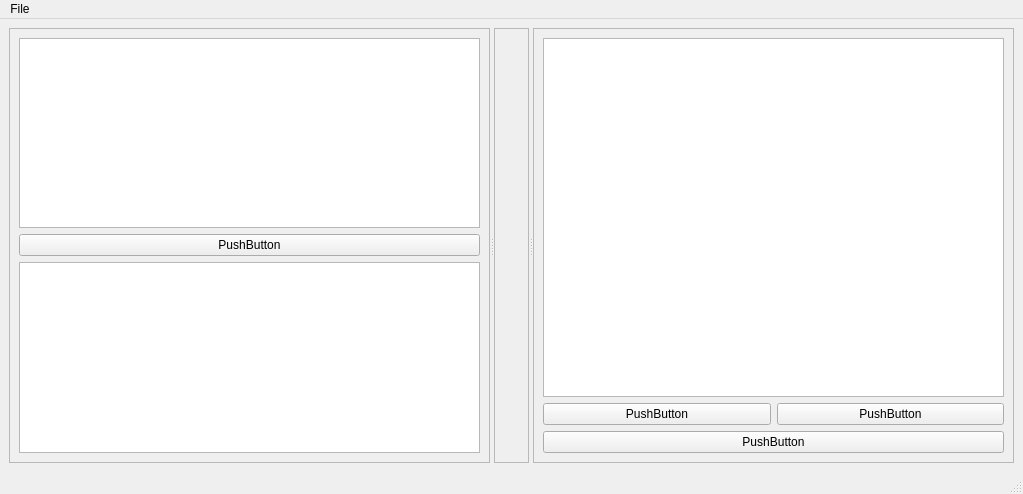
Qt form xicam/plugins/slacx/slacx/slacxui/basic.ui (ronpandolfi/Xi-cam) before a commit.
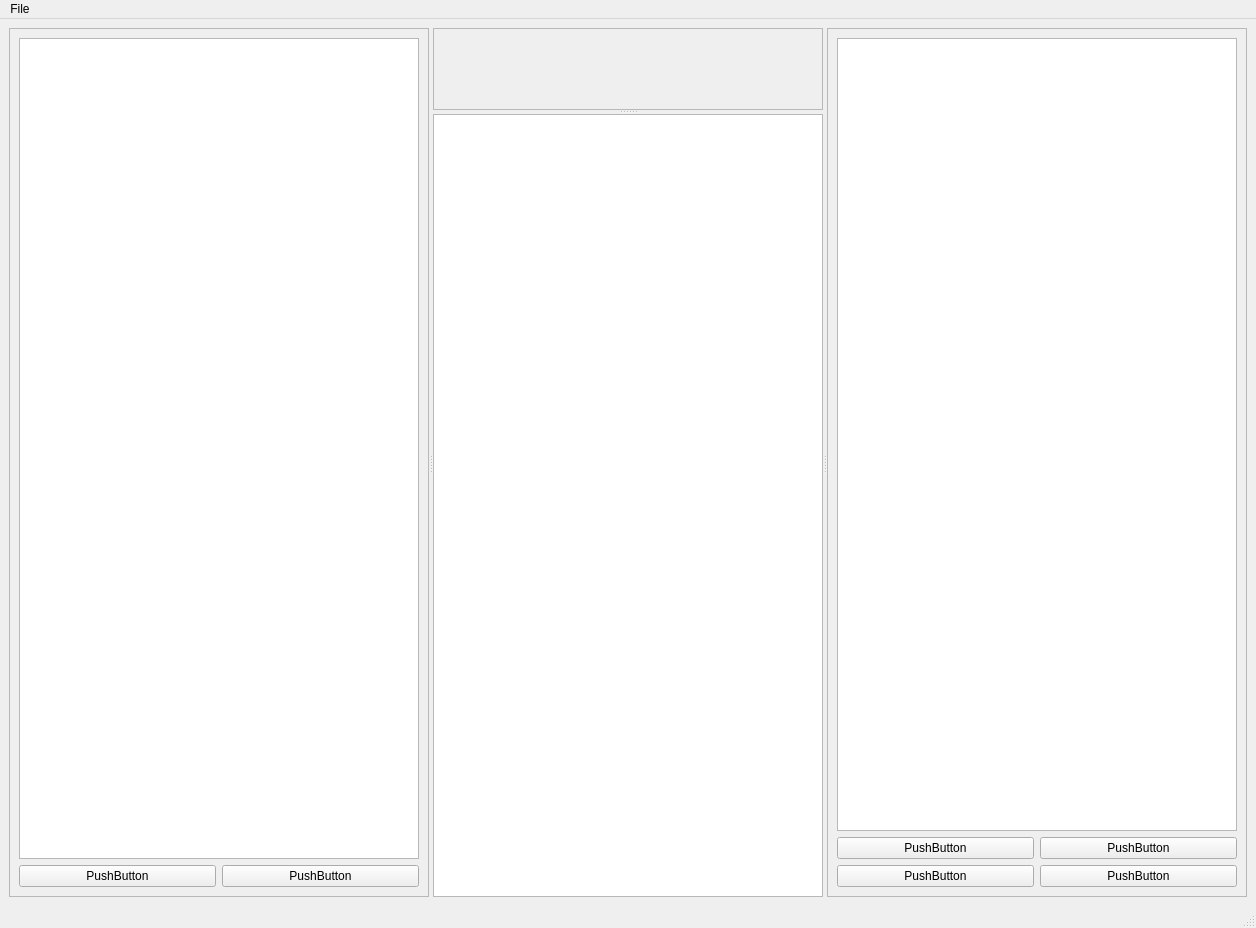
The same form after that commit.

```diff
--- a/xicam/plugins/slacx/slacx/slacxui/basic.ui
+++ b/xicam/plugins/slacx/slacx/slacxui/basic.ui
@@ -6,8 +6,8 @@
    <rect>
     <x>0</x>
     <y>0</y>
-    <width>1023</width>
-    <height>494</height>
+    <width>1256</width>
+    <height>928</height>
    </rect>
   </property>
   <property name="windowTitle">
@@ -17,9 +17,9 @@
    <property name="enabled">
     <bool>true</bool>
    </property>
-   <layout class="QGridLayout" name="gridLayout_3">
-    <item row="0" column="0">
-     <widget class="QSplitter" name="splitter">
+   <layout class="QHBoxLayout" name="horizontalLayout">
+    <item>
+     <widget class="QSplitter" name="hsplitter">
       <property name="orientation">
        <enum>Qt::Horizontal</enum>
       </property>
@@ -30,29 +30,30 @@
        <property name="frameShadow">
         <enum>QFrame::Raised</enum>
        </property>
-       <layout class="QVBoxLayout" name="verticalLayout">
-        <item>
+       <layout class="QGridLayout" name="gridLayout_4">
+        <item row="0" column="0" colspan="2">
          <widget class="QTreeView" name="op_tree"/>
         </item>
-        <item>
+        <item row="4" column="1">
          <widget class="QPushButton" name="add_op_button">
           <property name="text">
            <string>PushButton</string>
           </property>
          </widget>
         </item>
-        <item>
-         <widget class="QPlainTextEdit" name="message_board">
-          <property name="undoRedoEnabled">
-           <bool>false</bool>
-          </property>
-          <property name="readOnly">
-           <bool>false</bool>
+        <item row="4" column="0">
+         <widget class="QPushButton" name="edit_op_button">
+          <property name="text">
+           <string>PushButton</string>
           </property>
          </widget>
         </item>
        </layout>
       </widget>
+      <widget class="QSplitter" name="vsplitter">
+       <property name="orientation">
+        <enum>Qt::Vertical</enum>
+       </property>
       <widget class="QFrame" name="center_frame">
        <property name="frameShape">
         <enum>QFrame::StyledPanel</enum>
@@ -66,6 +67,15 @@
         </item>
        </layout>
       </widget>
+       <widget class="QPlainTextEdit" name="message_board">
+        <property name="undoRedoEnabled">
+         <bool>false</bool>
+        </property>
+        <property name="readOnly">
+         <bool>false</bool>
+        </property>
+       </widget>
+      </widget>
       <widget class="QFrame" name="right_frame">
        <property name="frameShape">
         <enum>QFrame::StyledPanel</enum>
@@ -74,11 +84,8 @@
         <enum>QFrame::Raised</enum>
        </property>
        <layout class="QGridLayout" name="gridLayout">
-        <item row="2" column="0" colspan="2">
-         <widget class="QTreeView" name="workflow_tree"/>
-        </item>
-        <item row="3" column="1">
-         <widget class="QPushButton" name="edit_op_button">
+        <item row="4" column="0">
+         <widget class="QPushButton" name="load_wf_button">
           <property name="text">
            <string>PushButton</string>
           </property>
@@ -91,13 +98,23 @@
           </property>
          </widget>
         </item>
-        <item row="4" column="0" colspan="2">
-         <widget class="QPushButton" name="apply_workflow_button">
+        <item row="3" column="1">
+         <widget class="QPushButton" name="run_wf_button">
           <property name="text">
            <string>PushButton</string>
           </property>
          </widget>
         </item>
+        <item row="4" column="1">
+         <widget class="QPushButton" name="save_wf_button">
+          <property name="text">
+           <string>PushButton</string>
+          </property>
+         </widget>
+        </item>
+        <item row="2" column="0" colspan="2">
+         <widget class="QTreeView" name="wf_tree"/>
+        </item>
        </layout>
        <zorder>workflow_tree</zorder>
        <zorder>edit_op_button</zorder>
@@ -113,7 +130,7 @@
     <rect>
      <x>0</x>
      <y>0</y>
-     <width>1023</width>
+     <width>1256</width>
      <height>25</height>
     </rect>
    </property>
```
Left out of the diff: 6 changed lines with no effect on the pictures. Lines whose indentation alone changed are shown as unchanged.
